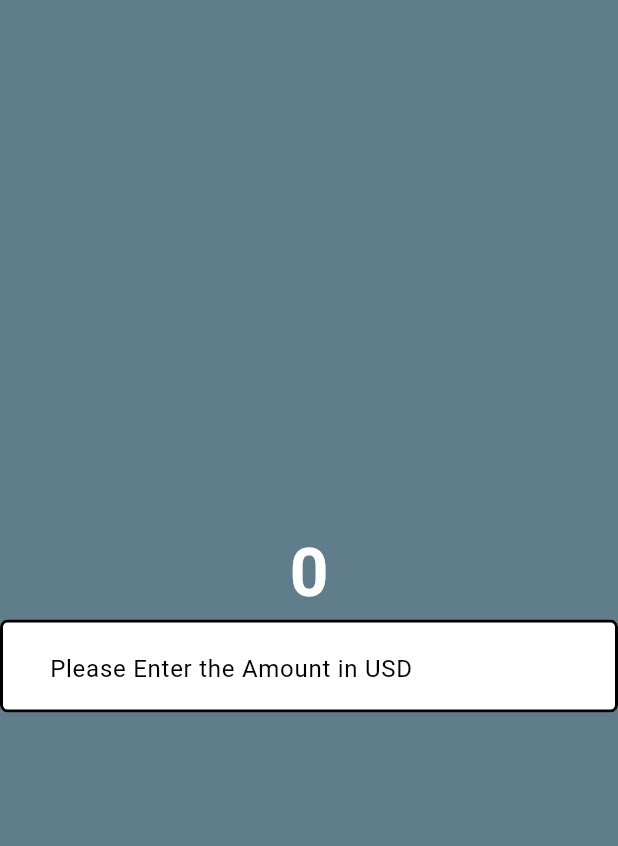
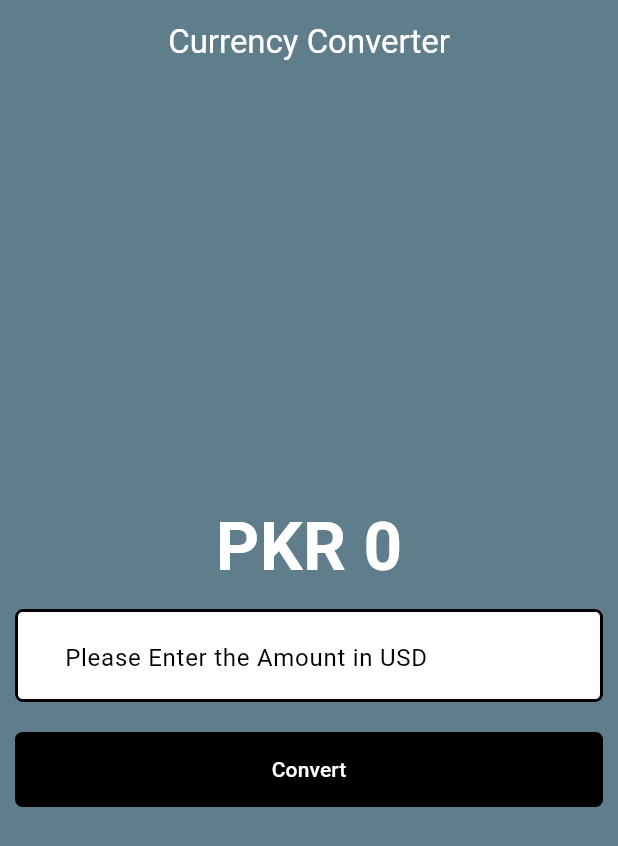
Before and after one commit to MuhammadUmarRauf/Umar0466, a Flutter app: the screen it shows after launch, on a phone screen of 412 x 824 dp. Shown: the top 846 px of the screen. Run offline on Flutter 3.47's test engine with Material 3 defaults, Android fonts, the phone set to English and light mode, and no system bars.

Commit message:
2nd commit

```diff
--- /dev/null
+++ b/lib/currency_converter_material_page.dart
@@ -0,0 +1,129 @@
+import 'package:flutter/material.dart';
+// 1.Create the variables that store the converted currency value
+// 2.Create a funaction that multiples given by the valuse given by the textfield with
+// 3.Store the value in the variables that we created
+// 4.Display the variables
+
+class CurrencyConverterMaterialPage extends StatefulWidget {
+  CurrencyConverterMaterialPage({super.key}) {}
+
+  @override
+  State<CurrencyConverterMaterialPage> createState() =>
+      _CurrencyConverterMaterialPageState();
+}
+
+class _CurrencyConverterMaterialPageState
+    extends State<CurrencyConverterMaterialPage> {
+  //Logic Part
+  double result = 0;
+  final TextEditingController textEditingController = TextEditingController();
+
+  void convert() {
+    result = double.parse(textEditingController.text) * 80.0;
+    setState(() {});
+  }
+
+//initState Ye method sirf ek baar call hota hai, jab widget pehli baar build hota hai.
+  @override
+  void initState() {
+    // TODO: implement initState
+    super.initState();
+  }
+
+//Dispose concept hai, jo resources ko clean up karne ke liye use hota hai.
+  @override
+  void dispose() {
+    // TODO: implement dispose
+    textEditingController.dispose();
+    super.dispose();
+  }
+
+  @override
+  Widget build(BuildContext context) {
+    return Scaffold(
+      backgroundColor: Colors.blueGrey,
+      appBar: AppBar(
+        backgroundColor: Colors.blueGrey,
+        elevation: 0,
+        title: Text(
+          'Currency Converter',
+          style: TextStyle(
+            color: Colors.white,
+          ),
+        ),
+        centerTitle: true,
+      ),
+      body: Center(
+        child: Column(
+          mainAxisAlignment: MainAxisAlignment.center,
+          children: [
+            Text(
+              'PKR ${result != 0 ? result.toStringAsFixed(3) : result.toStringAsFixed(0)}',
+              style: TextStyle(
+                  fontSize: 45,
+                  fontWeight: FontWeight.bold,
+                  color: Color.fromARGB(255, 255, 255, 255)),
+            ),
+            Padding(
+              padding: const EdgeInsets.all(10),
+              child: TextField(
+                controller: textEditingController,
+                style: TextStyle(color: Colors.black),
+                decoration: InputDecoration(
+                  hintText: 'Please Enter the Amount in USD',
+                  hintStyle: TextStyle(color: Colors.black),
+                  prefix: Text(
+                    '\$ ',
+                    style: TextStyle(fontSize: 20),
+                  ),
+                  prefixIconColor: Colors.white60,
+                  filled: true,
+                  fillColor: Colors.white,
+                  focusedBorder: OutlineInputBorder(
+                    borderSide: BorderSide(
+                      width: 2.0,
+                      style: BorderStyle.solid,
+                    ),
+                    borderRadius: BorderRadius.all(Radius.circular(5)),
+                  ),
+                  enabledBorder: OutlineInputBorder(
+                    borderSide: BorderSide(
+                      width: 2.0,
+                      style: BorderStyle.solid,
+                    ),
+                    borderRadius: BorderRadius.all(Radius.circular(5)),
+                  ),
+                ),
+                keyboardType: TextInputType.numberWithOptions(
+                  decimal: true,
+                ),
+              ),
+            ),
+            Padding(
+              padding: const EdgeInsets.all(10),
+              child: TextButton(
+                onPressed: convert,
+
+                //Ek screen se dusri Ek nayi screen par jane ke liye Navigator.push() method ka use karte hain.
+                // onPressed: () {
+                //   Navigator.of(context).push(MaterialPageRoute(
+                //       builder: (context) => CurrencyConverterCupertinoPage()));
+                // }, //convert,
+                style: TextButton.styleFrom(
+                  elevation: (15),
+                  backgroundColor: (Colors.black),
+                  foregroundColor: (Colors.white),
+                  minimumSize: Size(400, 50),
+                  shape: RoundedRectangleBorder(
+                    borderRadius: BorderRadius.circular(5),
+                  ),
+                ),
+                child: Text('Convert'),
+              ),
+            ),
+          ],
+        ),
+      ),
+    );
+  }
+}
--- a/lib/main.dart
+++ b/lib/main.dart
@@ -1,4 +1,4 @@
-import 'package:currency_converter/pages/currency_converter_material_page.dart';
+import 'package:currency_converter/currency_converter_material_page.dart';
 import 'package:flutter/material.dart';
 
 void main() {
@@ -33,7 +33,7 @@ class MyApp extends StatelessWidget {
         colorScheme: ColorScheme.fromSeed(seedColor: Colors.deepPurple),
         useMaterial3: true,
       ),
-      home: const CurrencyConverterMaterialPage(),
+      home:  CurrencyConverterMaterialPage(),
     );
   }
 }
--- a/lib/pages/currency_converter_material_page.dart
+++ /dev/null
@@ -1,55 +0,0 @@
-import 'package:flutter/material.dart';
-
-class CurrencyConverterMaterialPage extends StatelessWidget {
-  const CurrencyConverterMaterialPage({super.key});
-
-  @override
-  Widget build(BuildContext context) {
-    return const Scaffold(
-      backgroundColor: Colors.blueGrey,
-      body: Center(
-        child: Column(
-          mainAxisAlignment: MainAxisAlignment.center,
-          children: [
-            Text(
-              '0',
-              style: TextStyle(
-                  fontSize: 45,
-                  fontWeight: FontWeight.bold,
-                  color: Color.fromARGB(255, 255, 255, 255)),
-            ),
-            TextField(
-              style: TextStyle(color: Colors.black),
-              decoration: InputDecoration(
-                hintText: 'Please Enter the Amount in USD',
-                hintStyle: TextStyle(color: Colors.black),
-                prefix: Text(
-                  '\$ ',
-                  style: TextStyle(fontSize: 20),
-                ),
-                prefixIconColor: Colors.white60,
-                filled: true,
-                fillColor: Colors.white,
-                focusedBorder: OutlineInputBorder(
-                  borderSide: BorderSide(
-                    width: 2.0,
-                    style: BorderStyle.solid,
-                  ),
-                  borderRadius: BorderRadius.all(Radius.circular(5)),
-                ),
-                enabledBorder: OutlineInputBorder(
-                  borderSide: BorderSide(
-                    width: 2.0,
-                    style: BorderStyle.solid,
-                  ),
-                  borderRadius: BorderRadius.all(Radius.circular(5)),
-                ),
-              ),
-              keyboardType: TextInputType.number,
-            ),
-          ],
-        ),
-      ),
-    );
-  }
-}
```
